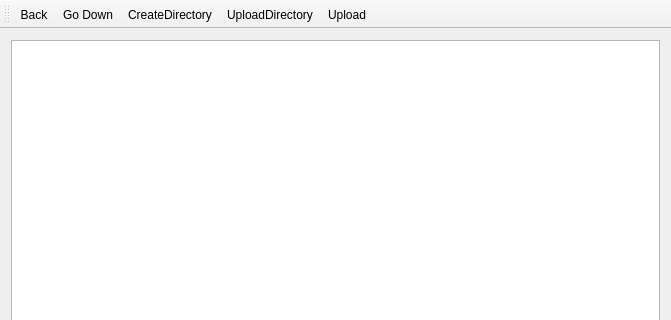
Qt form qt/mainwindow.ui (whoozle/android-file-transfer-linux) before a commit; both pictures show x 0 to 671 and y 0 to 320 of the 671 by 588 pixel window.
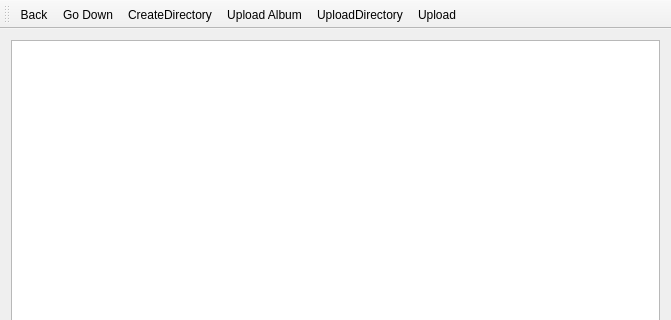
The same form after that commit. Icons and pictures are not drawn.

Commit message: implemented album uploading mode

```diff
--- a/qt/mainwindow.ui
+++ b/qt/mainwindow.ui
@@ -57,6 +57,7 @@
    <addaction name="actionBack"/>
    <addaction name="actionGo_Down"/>
    <addaction name="actionCreateDirectory"/>
+   <addaction name="actionUpload_Album"/>
    <addaction name="actionUploadDirectory"/>
    <addaction name="actionUpload"/>
   </widget>
@@ -112,6 +113,11 @@
     <string>Return</string>
    </property>
   </action>
+  <action name="actionUpload_Album">
+   <property name="text">
+    <string>Upload Album</string>
+   </property>
+  </action>
  </widget>
  <layoutdefault spacing="6" margin="11"/>
  <resources/>
```
The commit also changes 4 other files.
